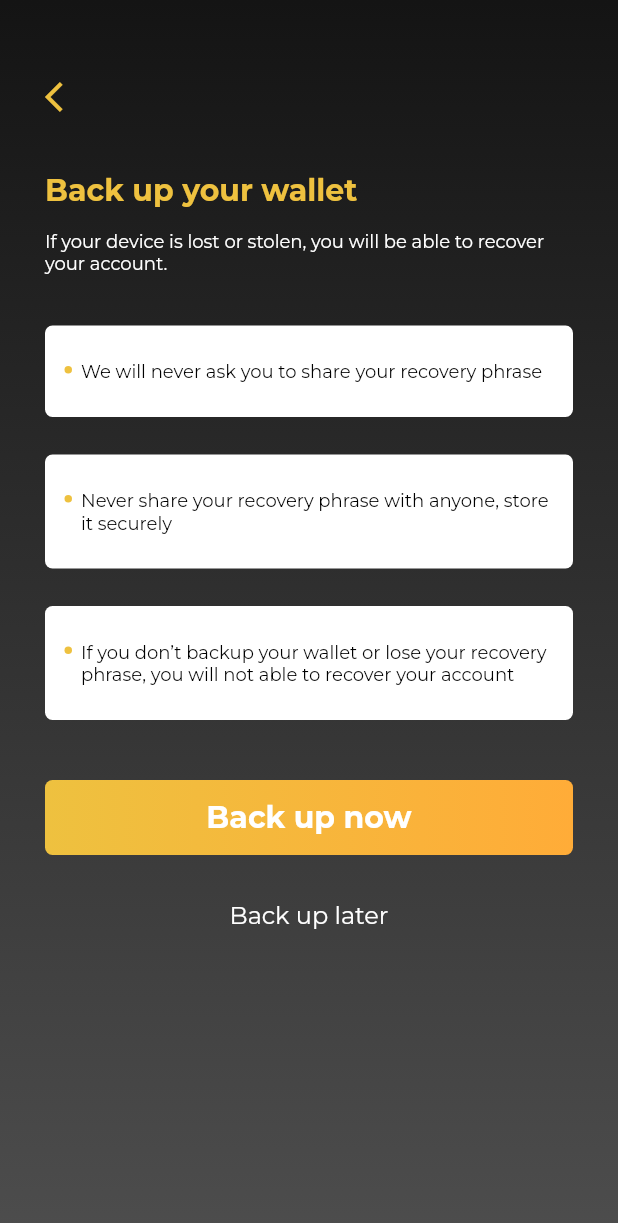
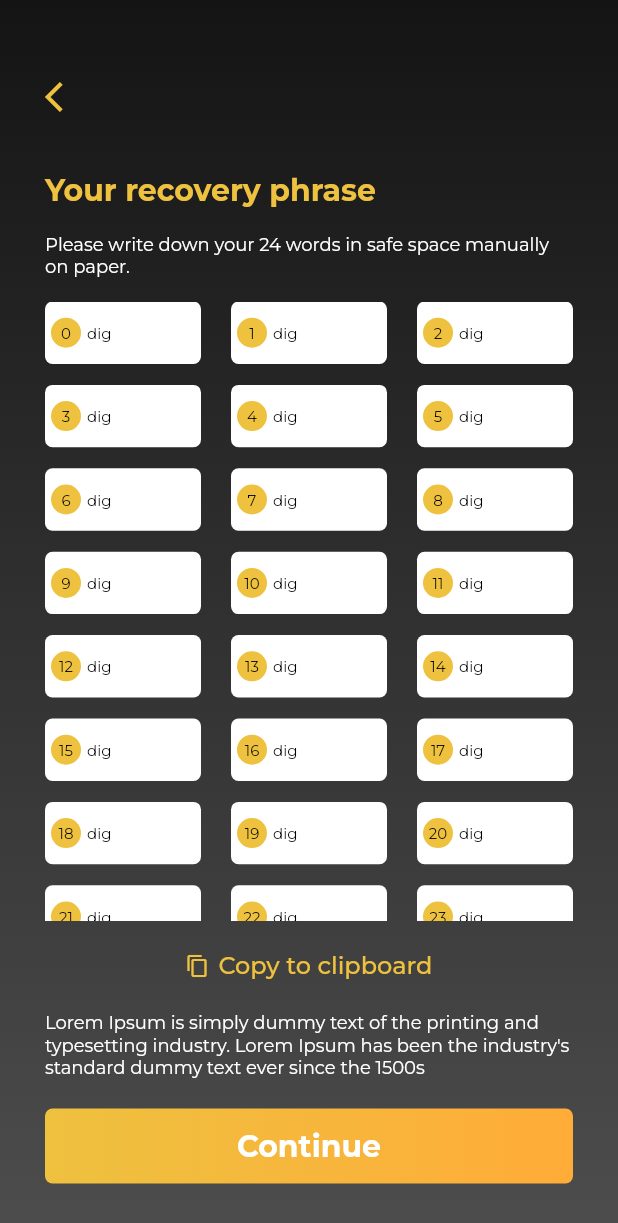
Before and after one commit to notional-labs/dig-mobile-app, a Flutter app: the BackUpYourWalletPage screen opened directly, after a tap on "Back up now", on a phone screen of 412 x 824 dp. Shown: the top 1223 px of the screen. Run offline on Flutter 3.47's test engine with Material 2 defaults, Android fonts, the phone set to English and light mode, and no system bars; drawn by our look-alikes of overlay_support; our stand-ins replace bloc, dartz, dio, dotted_border, equatable, firebase_analytics and 11 more; accounts and stored records are empty; generated files the repository leaves out were written again; project files that could hold a hidden picture were left out.

Commit message:
Implement recovery phrase screen UI

```diff
--- a/lib/app/definition/app_assets.dart
+++ b/lib/app/definition/app_assets.dart
@@ -26,4 +26,7 @@ class AppAssets {
       _generateImagePath('ic_import_account.png');
   static final String icCreateAccount =
       _generateImagePath('ic_create_account.png');
+
+  // -------- SVG --------
+  static final String icCopied = _generateImagePath('ic_copied.svg');
 }
--- a/lib/app/definition/string.dart
+++ b/lib/app/definition/string.dart
@@ -5,4 +5,6 @@ abstract class DigPageName {
   static const String home = '/home';
   static const String backUpYourWallet = '/back_up_your_wallet';
   static const String createAccount = '/create_account';
-  static const String importAccount = '/import_account';}
+  static const String importAccount = '/import_account';
+  static const String recoveryPhrase = '/recovery_phrase';
+}
--- a/lib/app/designsystem/ds_colors.dart
+++ b/lib/app/designsystem/ds_colors.dart
@@ -41,4 +41,5 @@ class DSColors {
   static const Color codGray = Color(0xff141414);
   static const Color tundora = Color(0xff4D4D4D);
   static const Color yellowOrange = Color(0xffFFAC38);
+  static const Color jungleGreen = Color(0xff2A9D8F);
 }
--- a/lib/app/designsystem/ds_text_style.dart
+++ b/lib/app/designsystem/ds_text_style.dart
@@ -3,4 +3,16 @@ import 'package:google_fonts/google_fonts.dart';
 
 class DSTextStyle {
   static TextStyle get tsMontserrat => GoogleFonts.montserrat();
+
+  static TextStyle get tsMontserratT10R =>
+      GoogleFonts.montserrat(fontSize: 10, fontWeight: FontWeight.normal);
+
+  static TextStyle get tsMontserratT12R =>
+      GoogleFonts.montserrat(fontSize: 12, fontWeight: FontWeight.normal);
+
+  static TextStyle get tsMontserratT16M =>
+      GoogleFonts.montserrat(fontSize: 16, fontWeight: FontWeight.w500);
+
+  static TextStyle get tsMontserratT20B =>
+      GoogleFonts.montserrat(fontSize: 20, fontWeight: FontWeight.bold);
 }
--- a/lib/app/page/create_wallet_flow/back_your_wallet/backup_your_wallet_page.dart
+++ b/lib/app/page/create_wallet_flow/back_your_wallet/backup_your_wallet_page.dart
@@ -1,9 +1,11 @@
+import 'package:dig_mobile_app/app/definition/string.dart';
 import 'package:dig_mobile_app/app/designsystem/ds_background.dart';
 import 'package:dig_mobile_app/app/designsystem/ds_colors.dart';
 import 'package:dig_mobile_app/app/designsystem/ds_plain_button.dart';
 import 'package:dig_mobile_app/app/designsystem/ds_primary_appbar.dart';
 import 'package:dig_mobile_app/app/designsystem/ds_primary_button.dart';
 import 'package:dig_mobile_app/app/designsystem/ds_text_style.dart';
+import 'package:dig_mobile_app/app/route/dig_route.dart';
 import 'package:dig_mobile_app/generated/l10n.dart';
 import 'package:flutter/material.dart';
 import 'package:flutter/services.dart';
@@ -77,7 +79,9 @@ class BackUpYourWalletPage extends StatelessWidget {
           const SizedBox(
             height: 40,
           ),
-          DSPrimaryButton(title: S.current.back_up_now, onTap: () {}),
+          DSPrimaryButton(title: S.current.back_up_now, onTap: () {
+            navigatorKey.currentState!.pushNamed(DigPageName.recoveryPhrase);
+          }),
           const SizedBox(
             height: 16,
           ),
--- /dev/null
+++ b/lib/app/page/create_wallet_flow/recovery_phrase/recovery_phrase_page.dart
@@ -0,0 +1,183 @@
+import 'package:dig_mobile_app/app/definition/app_assets.dart';
+import 'package:dig_mobile_app/app/designsystem/ds_background.dart';
+import 'package:dig_mobile_app/app/designsystem/ds_colors.dart';
+import 'package:dig_mobile_app/app/designsystem/ds_primary_appbar.dart';
+import 'package:dig_mobile_app/app/designsystem/ds_primary_button.dart';
+import 'package:dig_mobile_app/app/designsystem/ds_text_style.dart';
+import 'package:dig_mobile_app/generated/l10n.dart';
+import 'package:flutter/material.dart';
+import 'package:flutter/services.dart';
+import 'package:flutter_svg/flutter_svg.dart';
+
+class RecoveryPhrasePage extends StatelessWidget {
+  const RecoveryPhrasePage({Key? key}) : super(key: key);
+
+  @override
+  Widget build(BuildContext context) {
+    return AnnotatedRegion(
+      value: SystemUiOverlayStyle.light,
+      child: Scaffold(
+          body: DSBackground(
+        child: Stack(
+          children: [
+            Positioned.directional(
+              textDirection: TextDirection.ltr,
+              child: DSPrimaryAppBar(
+                onBackButtonPressed: () => Navigator.of(context).pop(),
+              ),
+              top: 50,
+              start: 0,
+              end: 0,
+            ),
+            Positioned.directional(
+                top: 80,
+                start: 0,
+                end: 0,
+                bottom: 0,
+                textDirection: TextDirection.ltr,
+                child: _buildBody())
+          ],
+        ),
+      )),
+    );
+  }
+
+  Widget _buildBody() {
+    return Container(
+      margin: const EdgeInsets.symmetric(horizontal: 30, vertical: 35),
+      child: Column(
+        crossAxisAlignment: CrossAxisAlignment.start,
+        children: [
+          Text(
+            S.current.your_recovery_phrase,
+            style: DSTextStyle.tsMontserratT20B
+                .copyWith(color: DSColors.tulipTree),
+          ),
+          Padding(
+            padding: const EdgeInsets.symmetric(vertical: 16.0),
+            child: Text(S.current.your_recovery_phrase_description,
+                style:
+                    DSTextStyle.tsMontserratT12R.copyWith(color: Colors.white)),
+          ),
+          Expanded(child: _buildRecoveryPhraseGrid()),
+          const SizedBox(
+            height: 20,
+          ),
+          const _CopyToClipBoard(
+            isCopied: false,
+          ),
+          Padding(
+            padding: const EdgeInsets.symmetric(vertical: 20.0),
+            child: Text(
+              "Lorem Ipsum is simply dummy text of the printing and typesetting industry. Lorem Ipsum has been the industry's standard dummy text ever since the 1500s",
+              style: DSTextStyle.tsMontserratT12R.copyWith(color: Colors.white),
+            ),
+          ),
+          DSPrimaryButton(title: S.current.continue_text, onTap: () {})
+        ],
+      ),
+    );
+  }
+
+  Widget _buildRecoveryPhraseGrid() {
+    return GridView.builder(
+      itemCount: 24,
+      padding: EdgeInsets.zero,
+      gridDelegate: const SliverGridDelegateWithFixedCrossAxisCount(
+        crossAxisCount: 3,
+        crossAxisSpacing: 20,
+        mainAxisSpacing: 14,
+        childAspectRatio: 1 / .4,
+      ),
+      itemBuilder: (BuildContext context, int index) {
+        return _PhraseGridItem(
+          index: index,
+          text: 'dig',
+        );
+      },
+    );
+  }
+}
+
+class _PhraseGridItem extends StatelessWidget {
+  final int index;
+  final String text;
+
+  const _PhraseGridItem({this.index = 0, required this.text, Key? key})
+      : super(key: key);
+
+  @override
+  Widget build(BuildContext context) {
+    return Container(
+      decoration: BoxDecoration(
+          color: Colors.white, borderRadius: BorderRadius.circular(5)),
+      child: Row(
+        children: [
+          Padding(
+            padding: const EdgeInsets.symmetric(horizontal: 4.0),
+            child: Container(
+              width: 20,
+              height: 20,
+              decoration: const BoxDecoration(
+                  color: DSColors.tulipTree, shape: BoxShape.circle),
+              child: Center(
+                  child: Text(
+                index.toString(),
+                style:
+                    DSTextStyle.tsMontserratT10R.copyWith(color: Colors.black),
+              )),
+            ),
+          ),
+          Expanded(
+            child: Text(text,
+                maxLines: 1,
+                style:
+                    DSTextStyle.tsMontserratT10R.copyWith(color: Colors.black)),
+          )
+        ],
+      ),
+    );
+  }
+}
+
+class _CopyToClipBoard extends StatelessWidget {
+  final bool isCopied;
+  final Function? onTap;
+
+  const _CopyToClipBoard({this.isCopied = false, this.onTap, Key? key})
+      : super(key: key);
+
+  @override
+  Widget build(BuildContext context) {
+    return GestureDetector(
+      onTap: () => onTap?.call(),
+      behavior: HitTestBehavior.opaque,
+      child: Row(
+        mainAxisAlignment: MainAxisAlignment.center,
+        children: [
+          isCopied
+              ? SvgPicture.asset(
+                  AppAssets.icCopied,
+                  width: 16,
+                  height: 16,
+                )
+              : const Icon(
+                  Icons.copy,
+                  size: 16,
+                  color: DSColors.tulipTree,
+                ),
+          const SizedBox(
+            width: 6,
+          ),
+          Text(
+            isCopied
+                ? S.current.copied_to_clipboard
+                : S.current.copy_to_clipboard,
+            style: DSTextStyle.tsMontserratT16M.copyWith(
+                color: isCopied ? DSColors.jungleGreen : DSColors.tulipTree),
+          )
+        ],
+      ),
+    );
+  }
+}
--- a/lib/app/route/dig_route.dart
+++ b/lib/app/route/dig_route.dart
@@ -1,5 +1,6 @@
 import 'package:dig_mobile_app/app/definition/string.dart';
 import 'package:dig_mobile_app/app/page/create_wallet_flow/back_your_wallet/backup_your_wallet_page.dart';
+import 'package:dig_mobile_app/app/page/create_wallet_flow/recovery_phrase/recovery_phrase_page.dart';
 import 'package:dig_mobile_app/app/page/home/home_page.dart';
 import 'package:dig_mobile_app/app/page/sign_in/sign_in_page.dart';
 import 'package:dig_mobile_app/app/page/splash/splash.dart';
@@ -22,6 +23,8 @@ class DigRoute {
         return _materialPage(const HomePage(), settings);
       case DigPageName.backUpYourWallet:
         return _materialPage(const BackUpYourWalletPage(), settings);
+      case DigPageName.recoveryPhrase:
+        return _materialPage(const RecoveryPhrasePage(), settings);
       default:
         return _materialPage(const SizedBox.shrink(), settings);
     }
--- a/lib/assets/l10n/intl_en.arb
+++ b/lib/assets/l10n/intl_en.arb
@@ -28,5 +28,10 @@
     "back_up_later": "Back up later",
     "to_digchain": "To Digchain",
     "create_account": "Create account",
-    "import_account": "Import account"
+    "import_account": "Import account",
+    "your_recovery_phrase": "Your recovery phrase",
+    "your_recovery_phrase_description": "Please write down your 24 words in safe space manually on paper.",
+    "continue_text": "Continue",
+    "copy_to_clipboard": "Copy to clipboard",
+    "copied_to_clipboard": "Copied to clipboard"
 }
```
Also changed, not shown: lib/assets/images/ic_copied.svg (added), lib/generated/intl/messages_en.dart, lib/generated/l10n.dart.
